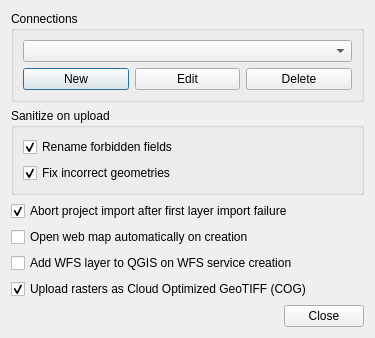
Above: src/settings_dialog_base.ui from nextgis/nextgis_connect before the change. Below: the same form after it.
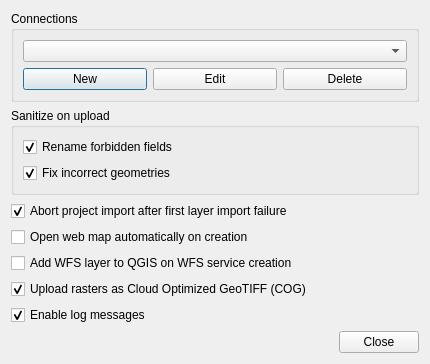
That is the form after the change.

Commit message: Add "Enable log messages" to settings dialog

Patch:
```diff
--- a/src/settings_dialog_base.ui
+++ b/src/settings_dialog_base.ui
@@ -6,8 +6,8 @@
    <rect>
     <x>0</x>
     <y>0</y>
-    <width>375</width>
-    <height>283</height>
+    <width>430</width>
+    <height>360</height>
    </rect>
   </property>
   <property name="sizePolicy">
@@ -134,6 +134,16 @@
      </property>
     </widget>
    </item>
+   <item>
+    <widget class="QCheckBox" name="cbLog">
+     <property name="text">
+      <string>Enable log messages</string>
+     </property>
+     <property name="checked">
+      <bool>true</bool>
+     </property>
+    </widget>
+   </item>
    <item>
     <spacer name="verticalSpacer">
      <property name="orientation">
```
The commit also changes 4 other files.
